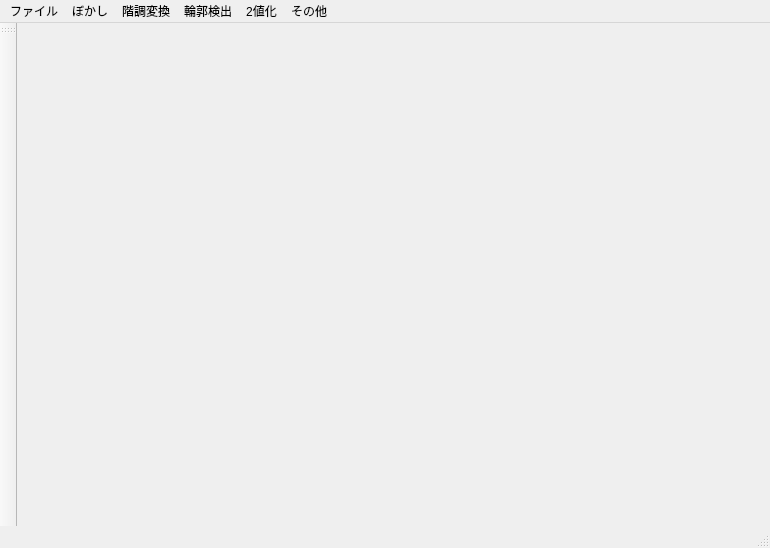
Before: the Qt Designer form inio_desktop/inio_desktop.ui in Sakana-2/CPP_CV, drawn with Qt 5.
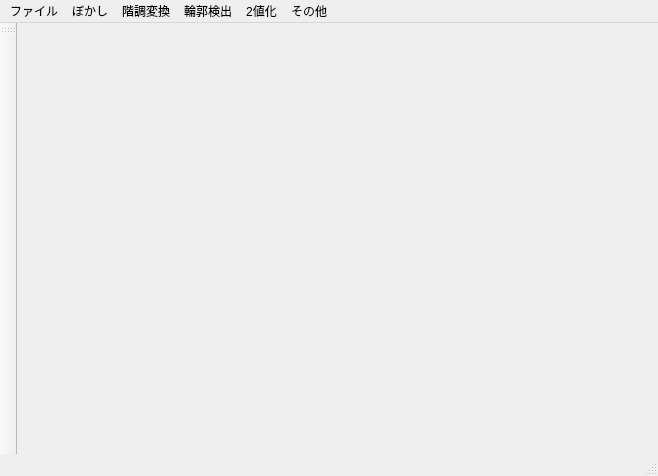
After: the same form once the commit is applied.

Commit message: Made image size fit to window size.

The edit to the form file:
```diff
--- a/inio_desktop/inio_desktop.ui
+++ b/inio_desktop/inio_desktop.ui
@@ -6,8 +6,8 @@
    <rect>
     <x>0</x>
     <y>0</y>
-    <width>770</width>
-    <height>548</height>
+    <width>658</width>
+    <height>476</height>
    </rect>
   </property>
   <property name="windowTitle">
@@ -33,7 +33,7 @@
     <rect>
      <x>0</x>
      <y>0</y>
-     <width>770</width>
+     <width>658</width>
      <height>22</height>
     </rect>
    </property>
```
Left out of the diff: 70 changed lines with no effect on the pictures. The commit also changes 2 other files.
